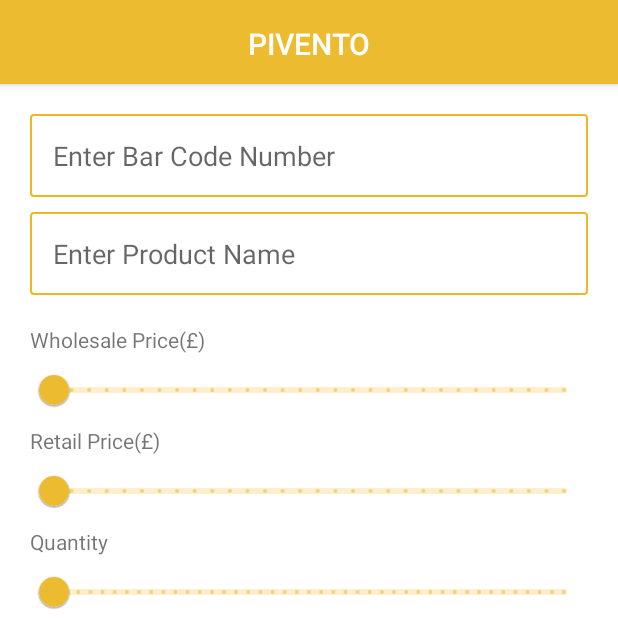
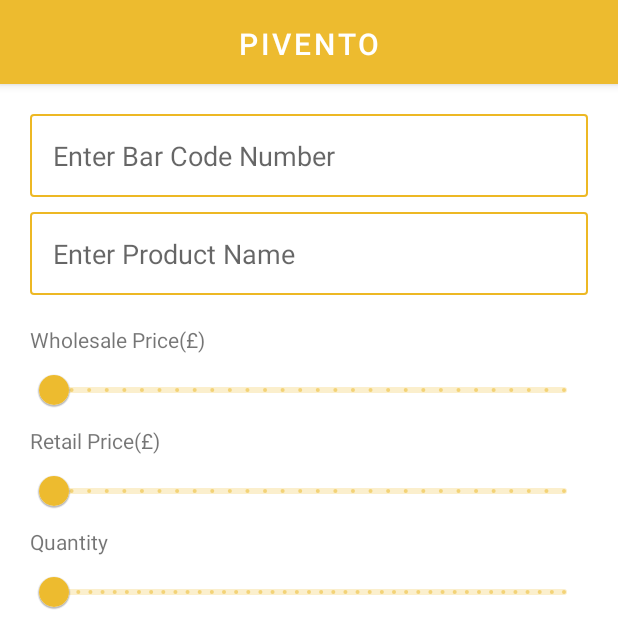
Before and after one commit to priyanka89996/InventoryApp, an Android app: the AddProductActivity screen opened directly, with no data from a screen before it, on a phone screen of 412 x 824 dp, the top half of it. Run offline under Robolectric (Android 15) with nearby library versions, the phone set to English and light mode, and no system bars; our stand-ins replace Firebase (no records; nobody signed in at launch, a user with empty details on screens opened directly).

Commit message:
design changes of title bar.

```diff
--- a/app/src/main/res/layout/activity_splash.xml
+++ b/app/src/main/res/layout/activity_splash.xml
@@ -2,6 +2,7 @@
 <androidx.constraintlayout.widget.ConstraintLayout xmlns:android="http://schemas.android.com/apk/res/android"
     xmlns:app="http://schemas.android.com/apk/res-auto"
     xmlns:tools="http://schemas.android.com/tools"
+    xmlns:scrolling_image_view="http://schemas.android.com/apk/res-auto"
     android:layout_width="match_parent"
     android:layout_height="match_parent"
     android:background="@color/white"
--- a/app/src/main/res/layout/titlebar.xml
+++ b/app/src/main/res/layout/titlebar.xml
@@ -13,6 +13,7 @@
         android:layout_weight="1"
         android:gravity="center"
         android:padding="15dp"
+        android:letterSpacing="0.1"
         android:text="@string/app_name"
         android:textColor="#FFFFFF" />
 
```
